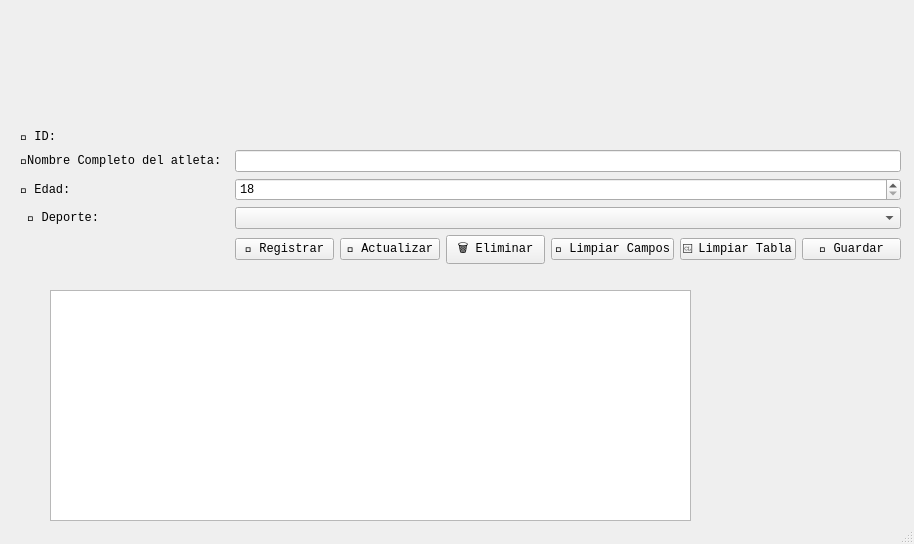
This is mainwindow.ui in Carlitops13/Proyecto_Final as Qt 5 draws it before an edit. The edited form follows.
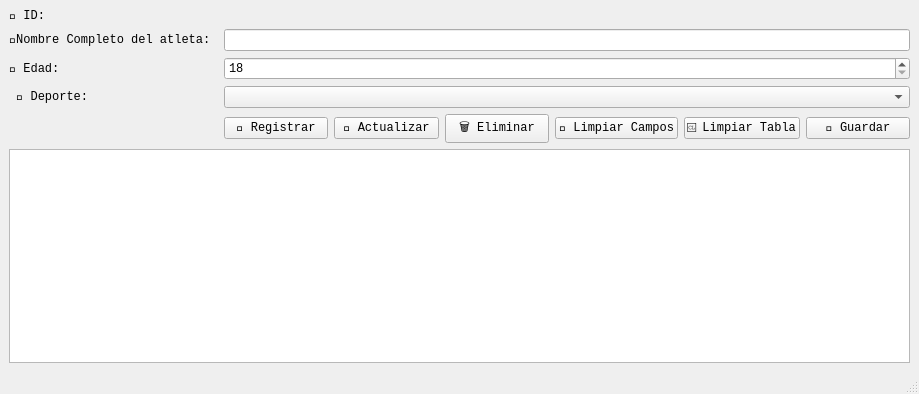
This is the edited form.

Commit message: funcion para que no se edite los datos en la tabla

```diff
--- a/mainwindow.ui
+++ b/mainwindow.ui
@@ -6,8 +6,8 @@
    <rect>
     <x>0</x>
     <y>0</y>
-    <width>914</width>
-    <height>544</height>
+    <width>919</width>
+    <height>394</height>
    </rect>
   </property>
   <property name="font">
@@ -19,25 +19,15 @@
    <string>Gestón de Atletas</string>
   </property>
   <widget class="QWidget" name="centralwidget">
-   <widget class="QTableWidget" name="tableWidget_atletas">
-    <property name="geometry">
-     <rect>
-      <x>50</x>
-      <y>290</y>
-      <width>641</width>
-      <height>231</height>
-     </rect>
-    </property>
-   </widget>
-   <widget class="QWidget" name="formLayoutWidget">
-    <property name="geometry">
-     <rect>
-      <x>20</x>
-      <y>130</y>
-      <width>881</width>
-      <height>141</height>
-     </rect>
-    </property>
+   <layout class="QGridLayout" name="gridLayout">
+    <item row="1" column="0">
+     <layout class="QVBoxLayout" name="verticalLayout">
+      <item>
+       <widget class="QTableWidget" name="tableWidget_atletas"/>
+      </item>
+     </layout>
+    </item>
+    <item row="0" column="0">
     <layout class="QFormLayout" name="formLayout">
      <item row="0" column="0">
       <widget class="QLabel" name="label">
@@ -63,6 +53,13 @@
      <item row="1" column="1">
       <widget class="QLineEdit" name="lineEdit_nombre"/>
      </item>
+      <item row="2" column="0">
+       <widget class="QLabel" name="label_3">
+        <property name="text">
+         <string>🔞 Edad: </string>
+        </property>
+       </widget>
+      </item>
      <item row="2" column="1">
       <widget class="QSpinBox" name="spinBox_edad">
        <property name="minimum">
@@ -73,6 +70,13 @@
        </property>
       </widget>
      </item>
+      <item row="3" column="0">
+       <widget class="QLabel" name="label_4">
+        <property name="text">
+         <string> 🏐 Deporte: </string>
+        </property>
+       </widget>
+      </item>
      <item row="3" column="1">
       <widget class="QComboBox" name="comboBox_deporte">
        <item>
@@ -163,29 +167,16 @@
        </item>
       </layout>
      </item>
-     <item row="2" column="0">
-      <widget class="QLabel" name="label_3">
-       <property name="text">
-        <string>🔞 Edad: </string>
-       </property>
-      </widget>
-     </item>
-     <item row="3" column="0">
-      <widget class="QLabel" name="label_4">
-       <property name="text">
-        <string> 🏐 Deporte: </string>
-       </property>
-      </widget>
-     </item>
-    </layout>
-   </widget>
+     </layout>
+    </item>
+   </layout>
   </widget>
   <widget class="QMenuBar" name="menubar">
    <property name="geometry">
     <rect>
      <x>0</x>
      <y>0</y>
-     <width>914</width>
+     <width>919</width>
      <height>19</height>
     </rect>
    </property>
```
Lines whose indentation alone changed are shown as unchanged. The commit also changes 2 other files.
